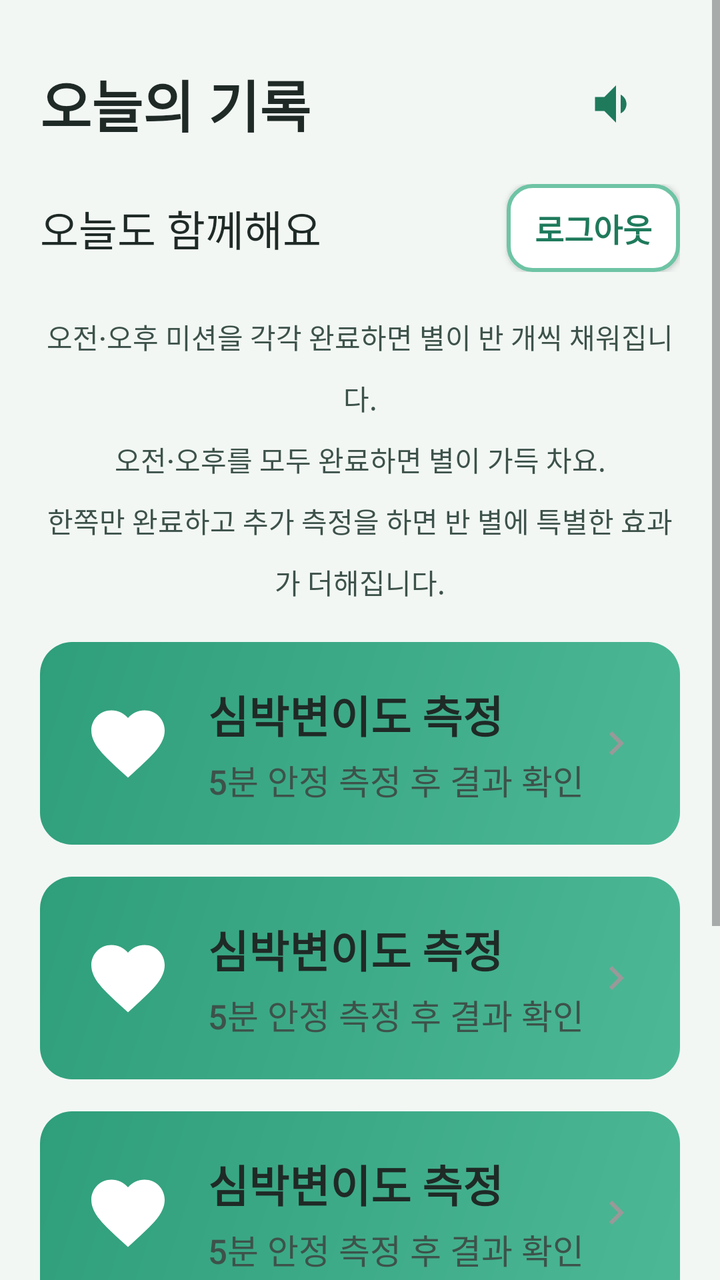
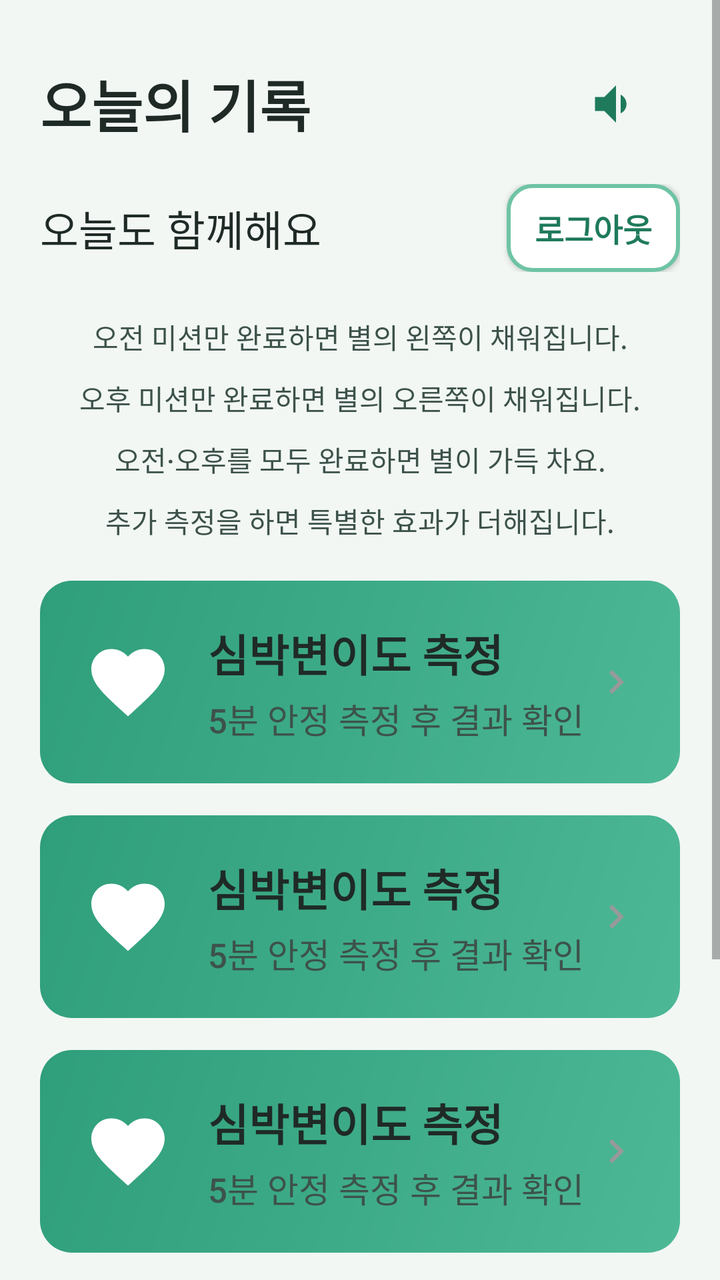

An Android layout rendered at two revisions. The XML below is the earlier revision; the diff shows what the commit changed to produce the second picture.
<!-- AndroidManifest.xml: application theme Theme.TMind -->
<!-- res/layout/activity_dashboard.xml -->
<?xml version="1.0" encoding="utf-8"?>
<ScrollView xmlns:android="http://schemas.android.com/apk/res/android"
    android:layout_width="match_parent"
    android:layout_height="match_parent"
    android:background="@color/bg_senior"
    android:fillViewport="true">

    <LinearLayout
        android:layout_width="match_parent"
        android:layout_height="wrap_content"
        android:orientation="vertical"
        android:padding="20dp">

        <LinearLayout
            android:layout_width="match_parent"
            android:layout_height="wrap_content"
            android:gravity="center_vertical">

            <TextView
                android:id="@+id/tvTitle"
                style="@style/SeniorTitle"
                android:layout_width="0dp"
                android:layout_height="wrap_content"
                android:layout_weight="1"
                android:text="@string/dashboard_title" />

            <ImageButton
                android:id="@+id/btnTts"
                android:layout_width="64dp"
                android:layout_height="64dp"
                android:background="?attr/selectableItemBackgroundBorderless"
                android:contentDescription="@string/read_aloud"
                android:src="@drawable/ic_speaker" />
        </LinearLayout>

        <LinearLayout
            android:layout_width="match_parent"
            android:layout_height="wrap_content"
            android:layout_marginTop="8dp"
            android:gravity="center_vertical"
            android:orientation="horizontal">

            <TextView
                android:id="@+id/tvGreeting"
                style="@style/SeniorBody"
                android:layout_width="0dp"
                android:layout_height="wrap_content"
                android:layout_weight="1"
                android:layout_marginEnd="8dp"
                android:text="@string/dashboard_greeting" />

            <Button
                android:id="@+id/btnLogout"
                android:layout_width="wrap_content"
                android:layout_height="wrap_content"
                android:background="@drawable/bg_btn_outline"
                android:backgroundTint="@null"
                android:insetTop="0dp"
                android:insetBottom="0dp"
                android:minHeight="44dp"
                android:minWidth="0dp"
                android:paddingStart="14dp"
                android:paddingEnd="14dp"
                android:text="@string/logout"
                android:textAllCaps="false"
                android:textColor="@color/teal_dark"
                android:textSize="16sp"
                android:textStyle="bold" />
        </LinearLayout>

        <LinearLayout
            android:id="@+id/starRow"
            android:layout_width="match_parent"
            android:layout_height="wrap_content"
            android:layout_marginTop="16dp"
            android:gravity="center"
            android:orientation="horizontal" />

        <TextView
            android:id="@+id/tvStarHint"
            style="@style/SeniorBody"
            android:layout_width="match_parent"
            android:layout_height="wrap_content"
            android:layout_marginTop="6dp"
            android:gravity="center"
            android:text="@string/star_hint"
            android:textColor="@color/text_secondary"
            android:textSize="14sp" />

        <include
            android:id="@+id/cardHrv"
            layout="@layout/item_mission_card"
            android:layout_width="match_parent"
            android:layout_height="wrap_content"
            android:layout_marginTop="20dp" />

        <include
            android:id="@+id/cardEma"
            layout="@layout/item_mission_card"
            android:layout_width="match_parent"
            android:layout_height="wrap_content"
            android:layout_marginTop="16dp" />

        <include
            android:id="@+id/cardDiary"
            layout="@layout/item_mission_card"
            android:layout_width="match_parent"
            android:layout_height="wrap_content"
            android:layout_marginTop="16dp" />

        
        <LinearLayout
            android:id="@+id/cardAdditional"
            android:layout_width="match_parent"
            android:layout_height="wrap_content"
            android:layout_marginTop="20dp"
            android:background="@drawable/bg_btn_outline"
            android:gravity="center_vertical"
            android:orientation="horizontal"
            android:padding="16dp">

            <TextView
                android:layout_width="48dp"
                android:layout_height="48dp"
                android:background="@drawable/bg_session_chip"
                android:gravity="center"
                android:text="+"
                android:textColor="@color/teal_primary"
                android:textSize="28sp"
                android:textStyle="bold" />

            <LinearLayout
                android:layout_width="0dp"
                android:layout_height="wrap_content"
                android:layout_marginStart="12dp"
                android:layout_weight="1"
                android:orientation="vertical">

                <TextView
                    android:layout_width="wrap_content"
                    android:layout_height="wrap_content"
                    android:text="@string/additional_measure_title"
                    android:textColor="@color/teal_dark"
                    android:textSize="20sp"
                    android:textStyle="bold" />

                <TextView
                    android:id="@+id/tvAdditionalSub"
                    android:layout_width="match_parent"
                    android:layout_height="wrap_content"
                    android:layout_marginTop="4dp"
                    android:text="@string/additional_measure_sub"
                    android:textColor="@color/text_secondary"
                    android:textSize="15sp" />
            </LinearLayout>
        </LinearLayout>

        <TextView
            android:id="@+id/tvProgress"
            style="@style/SeniorBody"
            android:layout_width="match_parent"
            android:layout_height="wrap_content"
            android:layout_marginTop="24dp"
            android:text="@string/mission_progress_session" />

        <ProgressBar
            android:id="@+id/progressBar"
            style="?android:attr/progressBarStyleHorizontal"
            android:layout_width="match_parent"
            android:layout_height="16dp"
            android:layout_marginTop="8dp"
            android:max="3"
            android:progressTint="@color/teal_primary" />

        
        <Button
            android:id="@+id/btnWeeklyTrend"
            style="@style/SeniorButton"
            android:layout_width="match_parent"
            android:layout_height="56dp"
            android:layout_marginTop="24dp"
            android:background="@drawable/bg_btn_primary"
            android:text="@string/weekly_trend_button"
            android:textColor="@color/white"
            android:visibility="gone" />

        <TextView
            android:id="@+id/btnNewParticipant"
            android:layout_width="match_parent"
            android:layout_height="wrap_content"
            android:layout_marginTop="16dp"
            android:layout_marginBottom="12dp"
            android:gravity="center"
            android:padding="12dp"
            android:text="@string/new_participant"
            android:textColor="@color/text_secondary"
            android:textSize="15sp"
            android:visibility="gone" />
    </LinearLayout>
</ScrollView>
<!-- res/layout/item_mission_card.xml (included above) -->
<?xml version="1.0" encoding="utf-8"?>
<FrameLayout xmlns:android="http://schemas.android.com/apk/res/android"
    android:id="@+id/cardRoot"
    android:layout_width="match_parent"
    android:layout_height="wrap_content"
    android:background="@drawable/bg_mission_card_normal"
    android:clickable="true"
    android:focusable="true"
    android:foreground="?attr/selectableItemBackground"
    android:minHeight="96dp"
    android:padding="20dp">

    <LinearLayout
        android:layout_width="match_parent"
        android:layout_height="wrap_content"
        android:gravity="center_vertical"
        android:orientation="horizontal">

        <ImageView
            android:id="@+id/ivIcon"
            android:layout_width="48dp"
            android:layout_height="48dp"
            android:padding="2dp"
            android:scaleType="fitCenter"
            android:src="@drawable/ic_heart" />

        <LinearLayout
            android:layout_width="0dp"
            android:layout_height="wrap_content"
            android:layout_marginStart="16dp"
            android:layout_weight="1"
            android:orientation="vertical">

            <TextView
                android:id="@+id/tvMissionTitle"
                style="@style/SeniorTitle"
                android:layout_width="wrap_content"
                android:layout_height="wrap_content"
                android:text="@string/mission_hrv"
                android:textSize="22sp" />

            <TextView
                android:id="@+id/tvMissionSub"
                style="@style/SeniorBody"
                android:layout_width="wrap_content"
                android:layout_height="wrap_content"
                android:layout_marginTop="4dp"
                android:text="@string/mission_hrv_sub"
                android:textColor="@color/text_secondary"
                android:textSize="17sp" />
        </LinearLayout>

        <FrameLayout
            android:id="@+id/checkDone"
            android:layout_width="36dp"
            android:layout_height="36dp"
            android:background="@drawable/bg_check_done"
            android:visibility="gone">

            <ImageView
                android:layout_width="24dp"
                android:layout_height="24dp"
                android:layout_gravity="center"
                android:src="@drawable/ic_check_white" />
        </FrameLayout>

        <ImageView
            android:id="@+id/ivArrow"
            android:layout_width="24dp"
            android:layout_height="24dp"
            android:src="@drawable/ic_chevron_gray"
            android:contentDescription="@null" />
    </LinearLayout>
</FrameLayout>
<!-- resources referenced by this layout -->
<resources>
  <color name="bg_senior">#F2F7F4</color>
  <color name="teal_dark">#1F7A5C</color>
  <color name="teal_primary">#2F9E7A</color>
  <color name="text_secondary">#3D524A</color>
  <color name="white">#FFFFFFFF</color>
  <!-- drawable bg_btn_outline (drawable) -->
  <?xml version="1.0" encoding="utf-8"?>
  <shape xmlns:android="http://schemas.android.com/apk/res/android">
      <solid android:color="@color/white"/>
      <corners android:radius="12dp"/>
      <stroke android:width="2dp" android:color="@color/teal_pastel"/>
  </shape>
  <!-- drawable bg_btn_primary (drawable) -->
  <?xml version="1.0" encoding="utf-8"?>
  <shape xmlns:android="http://schemas.android.com/apk/res/android">
      <solid android:color="@color/teal_primary"/>
      <corners android:radius="12dp"/>
  </shape>
  <!-- drawable bg_check_done (drawable) -->
  <?xml version="1.0" encoding="utf-8"?>
  <shape xmlns:android="http://schemas.android.com/apk/res/android"
      android:shape="oval">
      <solid android:color="@color/green_accent"/>
      <size android:width="36dp" android:height="36dp"/>
  </shape>
  <!-- drawable bg_mission_card_normal (drawable) -->
  <?xml version="1.0" encoding="utf-8"?>
  <shape xmlns:android="http://schemas.android.com/apk/res/android">
      <gradient
          android:angle="135"
          android:endColor="@color/mission_hrv_end"
          android:startColor="@color/mission_hrv_start" />
      <corners android:radius="16dp" />
  </shape>
  <!-- drawable bg_session_chip (drawable) -->
  <?xml version="1.0" encoding="utf-8"?>
  <shape xmlns:android="http://schemas.android.com/apk/res/android">
      <solid android:color="@color/teal_light" />
      <corners android:radius="12dp" />
      <stroke android:width="1dp" android:color="@color/teal_primary" />
  </shape>
  <!-- drawable ic_check_white (drawable) -->
  <vector xmlns:android="http://schemas.android.com/apk/res/android"
      android:width="24dp"
      android:height="24dp"
      android:viewportWidth="24"
      android:viewportHeight="24">
      <path android:fillColor="#FFFFFF" android:pathData="M9,16.17L4.83,12l-1.42,1.41L9,19 21,7l-1.41,-1.41z"/>
  </vector>
  <!-- drawable ic_chevron_gray (drawable) -->
  <vector xmlns:android="http://schemas.android.com/apk/res/android"
      android:width="24dp"
      android:height="24dp"
      android:viewportWidth="24"
      android:viewportHeight="24">
      <path
          android:fillColor="#999999"
          android:pathData="M8.59,16.59L13.17,12 8.59,7.41 10,6l6,6 -6,6z" />
  </vector>
  <string name="additional_measure_sub">심박변이도·마음상태·마음일기를 추가로 진행할 수 있어요.</string>
  <string name="additional_measure_title">추가 측정</string>
  <string name="dashboard_greeting">오늘도 함께해요</string>
  <string name="dashboard_title">오늘의 기록</string>
  <string name="logout">로그아웃</string>
  <string name="mission_hrv">심박변이도 측정</string>
  <string name="mission_hrv_sub">5분 안정 측정 후 결과 확인</string>
  <string name="mission_progress_session">%1$s 미션 %2$d/%3$d 완료</string>
  <string name="new_participant">다른 참여자로 시작</string>
  <string name="read_aloud">읽어주기</string>
  <string name="star_hint">오전·오후 미션을 각각 완료하면 별이 반 개씩 채워집니다.\n오전·오후를 모두 완료하면 별이 가득 차요.\n한쪽만 완료하고 추가 측정을 하면 반 별에 특별한 효과가 더해집니다.</string>
  <string name="weekly_trend_button">7일 정서 추이 보기</string>
  <style name="SeniorBody">
          <item name="android:textSize">21sp</item>
          <item name="android:textColor">@color/black</item>
          <item name="android:lineSpacingMultiplier">1.5</item>
      </style>
  <style name="SeniorTitle">
          <item name="android:textSize">28sp</item>
          <item name="android:textColor">@color/black</item>
          <item name="android:textStyle">bold</item>
          <item name="android:lineSpacingMultiplier">1.45</item>
      </style>
  <color name="teal_pastel">#6EC4A5</color>
  <color name="green_accent">#2F9E7A</color>
  <color name="mission_hrv_end">#2F9E7A</color>
  <color name="mission_hrv_start">#4DB896</color>
  <color name="teal_light">#D8F0E6</color>
  <color name="black">#FF1F2A26</color>
  <!-- unchanged entries left out for length: 4 -->
</resources>

<!-- the commit's change to res/layout/activity_dashboard.xml (unified diff, before → after) -->
@@ -47,6 +47,7 @@
                 android:layout_height="wrap_content"
                 android:layout_weight="1"
                 android:layout_marginEnd="8dp"
+                android:maxLines="3"
                 android:text="@string/dashboard_greeting" />
 
             <Button
<!-- resource entries referenced after the edit -->
@@ -69,7 +69,7 @@
   <string name="mission_progress_session">%1$s 미션 %2$d/%3$d 완료</string>
   <string name="new_participant">다른 참여자로 시작</string>
   <string name="read_aloud">읽어주기</string>
-  <string name="star_hint">오전·오후 미션을 각각 완료하면 별이 반 개씩 채워집니다.\n오전·오후를 모두 완료하면 별이 가득 차요.\n한쪽만 완료하고 추가 측정을 하면 반 별에 특별한 효과가 더해집니다.</string>
+  <string name="star_hint">오전 미션만 완료하면 별의 왼쪽이 채워집니다.\n오후 미션만 완료하면 별의 오른쪽이 채워집니다.\n오전·오후를 모두 완료하면 별이 가득 차요.\n추가 측정을 하면 특별한 효과가 더해집니다.</string>
   <string name="weekly_trend_button">7일 정서 추이 보기</string>
   <style name="SeniorBody">
           <item name="android:textSize">21sp</item>
